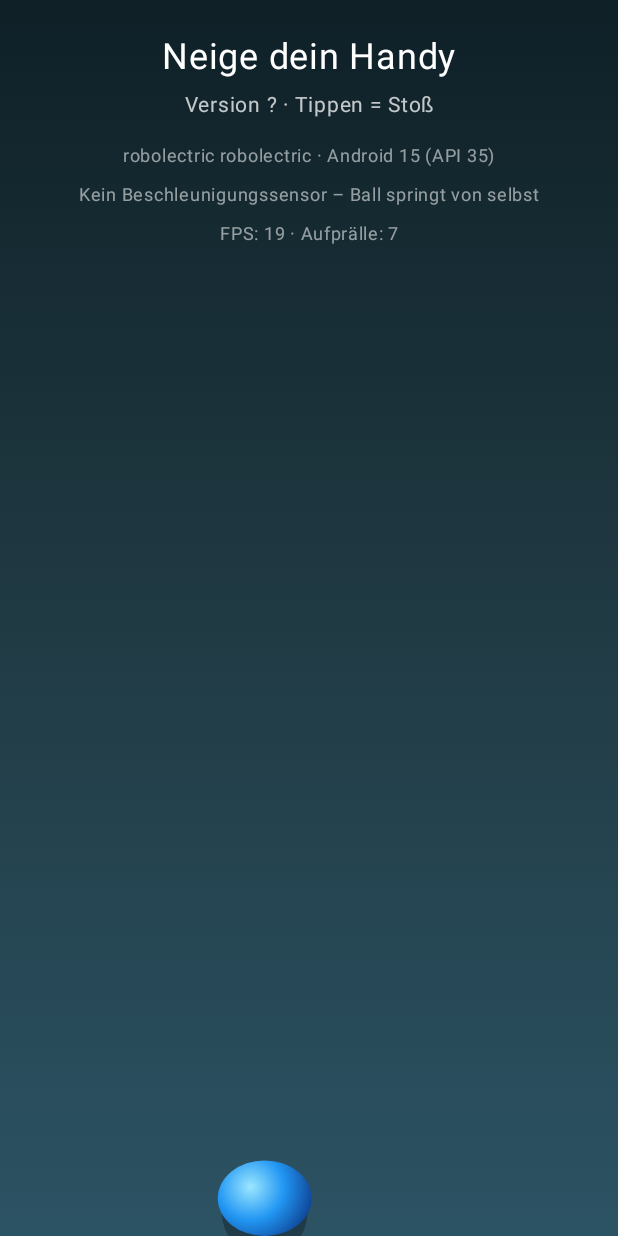
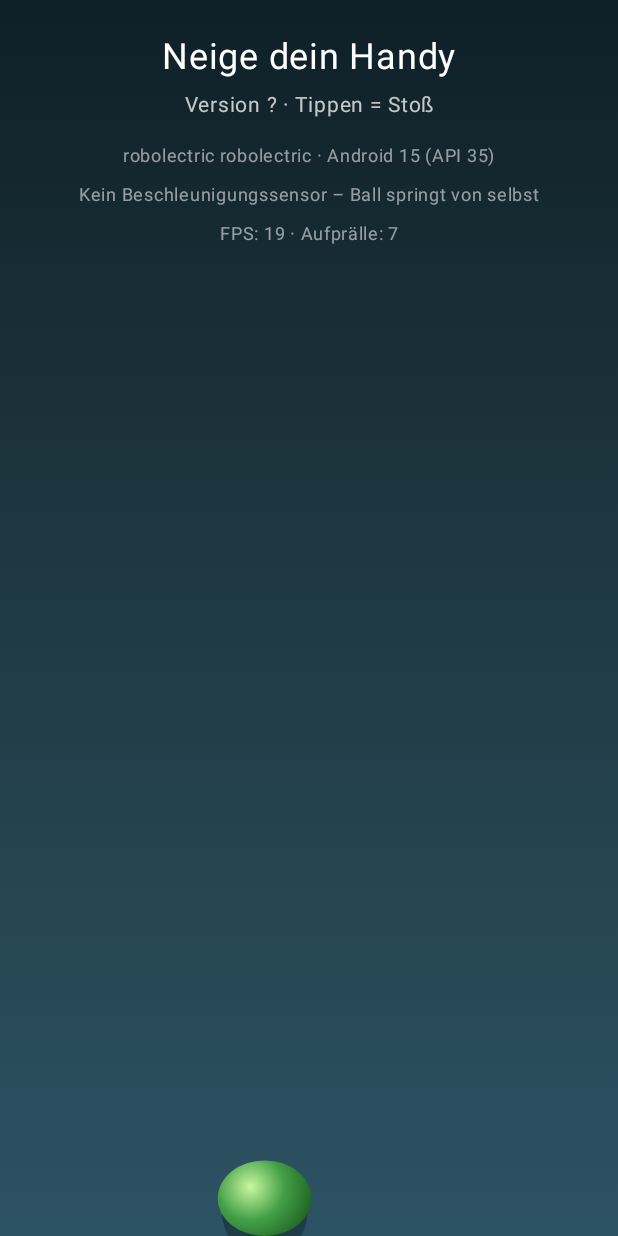
Before and after one commit to dahool-a11y/APK-TEST, an Android app built with Jetpack Compose: the screen it shows after launch (MainActivity), on a phone screen of 412 x 824 dp. Run offline under Robolectric (Android 15) with nearby library versions, the phone set to English and light mode, and no system bars.

Commit message:
Ball grün (sichtbare Änderung für den Auto-Update-Test)
Co-Authored-By: Claude Sonnet 5.5 <noreply@anthropic.com>
Claude-Session: https://claude.ai/code/session_01UcDGngutbkmYRiHrYRuoig

```diff
--- a/app/src/main/java/de/blumenthalmedia/balltest/MainActivity.kt
+++ b/app/src/main/java/de/blumenthalmedia/balltest/MainActivity.kt
@@ -60,7 +60,7 @@ import kotlin.math.sin
 import kotlin.random.Random
 
 // Ballfarben (Highlight, Mitte, Rand)
-private val BallColors = listOf(Color(0xFF9BE7FF), Color(0xFF2196F3), Color(0xFF0D3C8C))
+private val BallColors = listOf(Color(0xFFC8F7A0), Color(0xFF43A047), Color(0xFF1B5E20))
 
 // Erdbeschleunigung in m/s²
 private const val G = 9.81f
```
